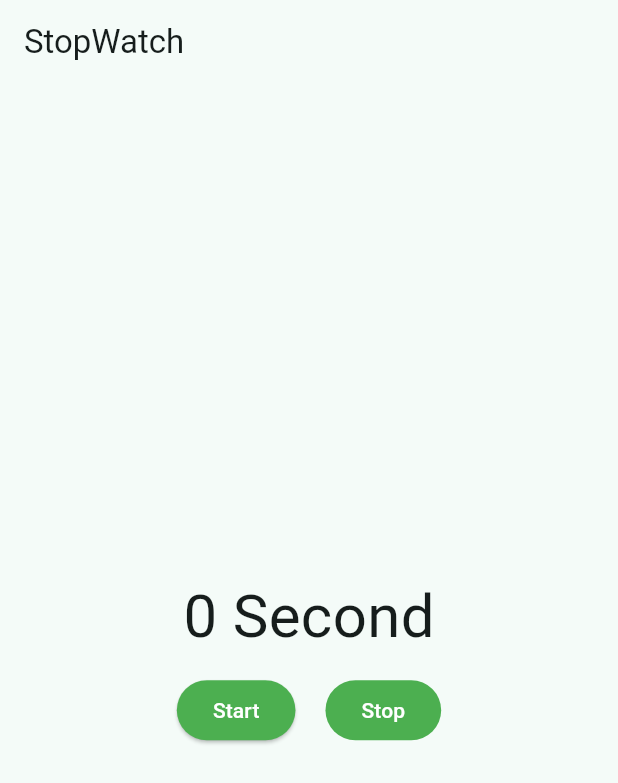
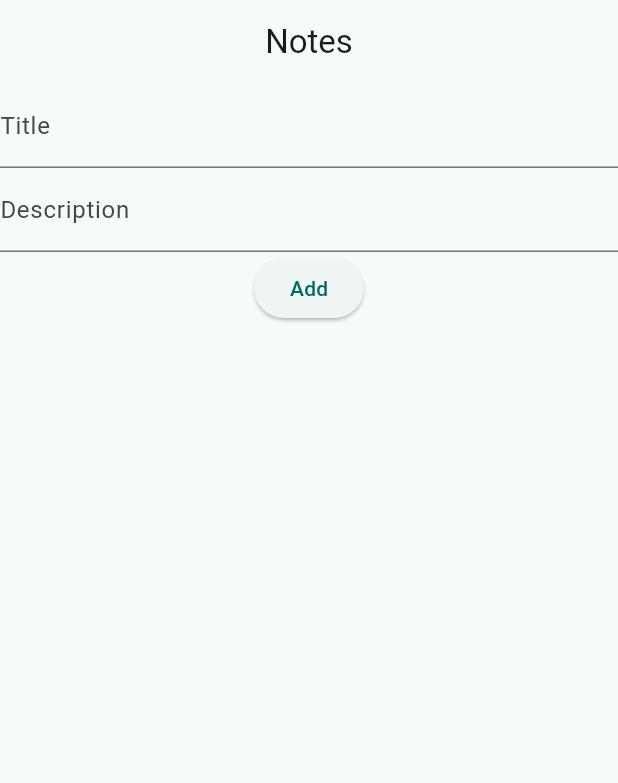
Before and after one commit to anshdholakiya/flutter_colleage, a Flutter app: the screen it shows after launch, on a phone screen of 412 x 824 dp. Shown: the top 783 px of the screen. Run offline on Flutter 3.47's test engine with Material 3 defaults, Android fonts, the phone set to English and light mode, and no system bars.

Commit message:
24 july college

```diff
--- /dev/null
+++ b/lib/arzoo sir/models/note.dart
@@ -0,0 +1,6 @@
+class Note {
+  String id;
+  String title;
+  String description;
+  Note({required this.id,required this.title, required this.description});
+}
--- /dev/null
+++ b/lib/arzoo sir/notes_app.dart
@@ -0,0 +1,81 @@
+import 'package:flutter/material.dart';
+import 'package:flutter_colleage/arzoo%20sir/models/note.dart';
+
+class NotesApp extends StatefulWidget {
+  const NotesApp({super.key});
+
+  @override
+  State<NotesApp> createState() => _NotesAppState();
+}
+
+class _NotesAppState extends State<NotesApp> {
+  TextEditingController titleTxtCntrl = TextEditingController();
+  TextEditingController descTxtCntrl = TextEditingController();
+
+  List<Note> notes = [];
+
+  @override
+  Widget build(BuildContext context) {
+    return Scaffold(
+      appBar: AppBar(title: Center(child: Text("Notes"))),
+      body: Column(
+        children: [
+          //* add
+          TextField(
+            controller: titleTxtCntrl,
+            decoration: InputDecoration(
+              hintText: "Enter The Title",
+              labelText: "Title",
+            ),
+          ),
+          TextField(
+            controller: descTxtCntrl,
+            decoration: InputDecoration(
+              hintText: "Enter Description",
+              labelText: "Description",
+            ),
+          ),
+
+          ElevatedButton(
+            //! if state varible have some update which is not avialbe on ui or output that condition is knows as dirty state
+            onPressed: () {
+              if (titleTxtCntrl.text.isNotEmpty &&
+                  descTxtCntrl.text.isNotEmpty) {
+                notes.add(
+                  Note(
+                    id: DateTime.now().toIso8601String(),
+                    title: titleTxtCntrl.text,
+                    description: descTxtCntrl.text,
+                  ),
+                );
+                titleTxtCntrl.clear();
+                descTxtCntrl.clear();
+                setState(() {});
+              }
+            },
+            child: Text("Add"),
+          ),
+
+          //* display
+          Expanded(
+            child: ListView.builder(
+              itemCount: notes.length,
+              itemBuilder: (BuildContext context, int index) {
+                return ListTile(
+                  title: Text(notes[index].title),
+                  subtitle: Text(notes[index].description),
+                  trailing: IconButton(
+                    icon: Icon(Icons.delete),
+                    onPressed: () {
+                      notes.remove(notes[index]);
+                    },
+                  ),
+                );
+              },
+            ),
+          ),
+        ],
+      ),
+    );
+  }
+}
--- a/lib/main.dart
+++ b/lib/main.dart
@@ -1,6 +1,7 @@
 import 'package:flutter/material.dart';
-import 'views/calculator.dart';
-import 'views/stopwatch.dart';
+import 'package:flutter_colleage/arzoo%20sir/notes_app.dart';
+import 'nikunj sir/calculator.dart';
+import 'nikunj sir/stopwatch.dart';
 
 void main() {
   runApp(const MyApp());
@@ -18,7 +19,12 @@ class MyApp extends StatelessWidget {
       theme: ThemeData(
         colorScheme: ColorScheme.fromSeed(seedColor: Colors.teal),
       ),
-      home: Stopwatch(),
+
+      //! arzoo sir
+      home: NotesApp(),
+
+      //! nikunj sir componetns
+      // home: Stopwatch(),
       // home: Calculator(),
     );
   }
```
Also changed, not shown: lib/nikunj sir/calculator.dart (renamed from lib/views/calculator.dart), lib/nikunj sir/stopwatch.dart (renamed from lib/views/stopwatch.dart).
